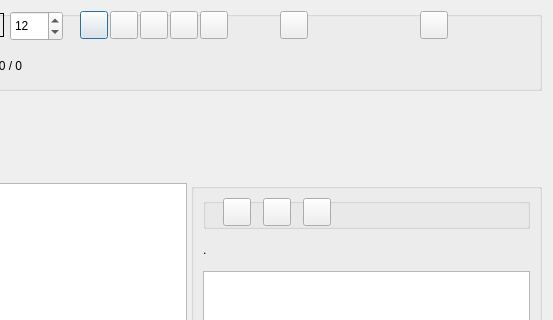
Old version of the form GUI_UIs/ui_dialog_code_text.ui in the repository ccbogel/QualCoder; both pictures show x 471 to 1024 and y 0 to 320 of the 1024 by 695 pixel window.
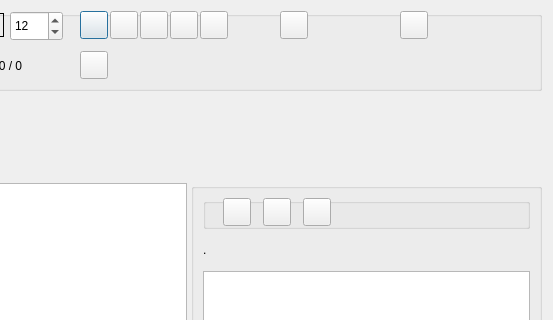
New version of the form.

```diff
--- a/GUI_UIs/ui_dialog_code_text.ui
+++ b/GUI_UIs/ui_dialog_code_text.ui
@@ -277,7 +277,7 @@
      <widget class="QPushButton" name="pushButton_delete_all_codes">
       <property name="geometry">
        <rect>
-        <x>740</x>
+        <x>860</x>
         <y>0</y>
         <width>28</width>
         <height>28</height>
@@ -419,7 +419,7 @@
      <widget class="QPushButton" name="pushButton_help">
       <property name="geometry">
        <rect>
-        <x>880</x>
+        <x>740</x>
         <y>0</y>
         <width>28</width>
         <height>28</height>
@@ -464,6 +464,25 @@
        <string/>
       </property>
      </widget>
+     <widget class="QPushButton" name="pushButton_edit">
+      <property name="geometry">
+       <rect>
+        <x>540</x>
+        <y>40</y>
+        <width>28</width>
+        <height>28</height>
+       </rect>
+      </property>
+      <property name="toolTip">
+       <string>Edit text mode. 
+You can click on a position, without selecting text, to type, delete, or paste text. 
+You can select text that is not underlined and delete or paste over. 
+Avoid selecting text to delete or paste over if the selected text is underlined (coded - red, annotated - yellow, case-assigned - green) as all assigned positions may be wrong. </string>
+      </property>
+      <property name="text">
+       <string/>
+      </property>
+     </widget>
     </widget>
    </item>
    <item row="1" column="0">
```
